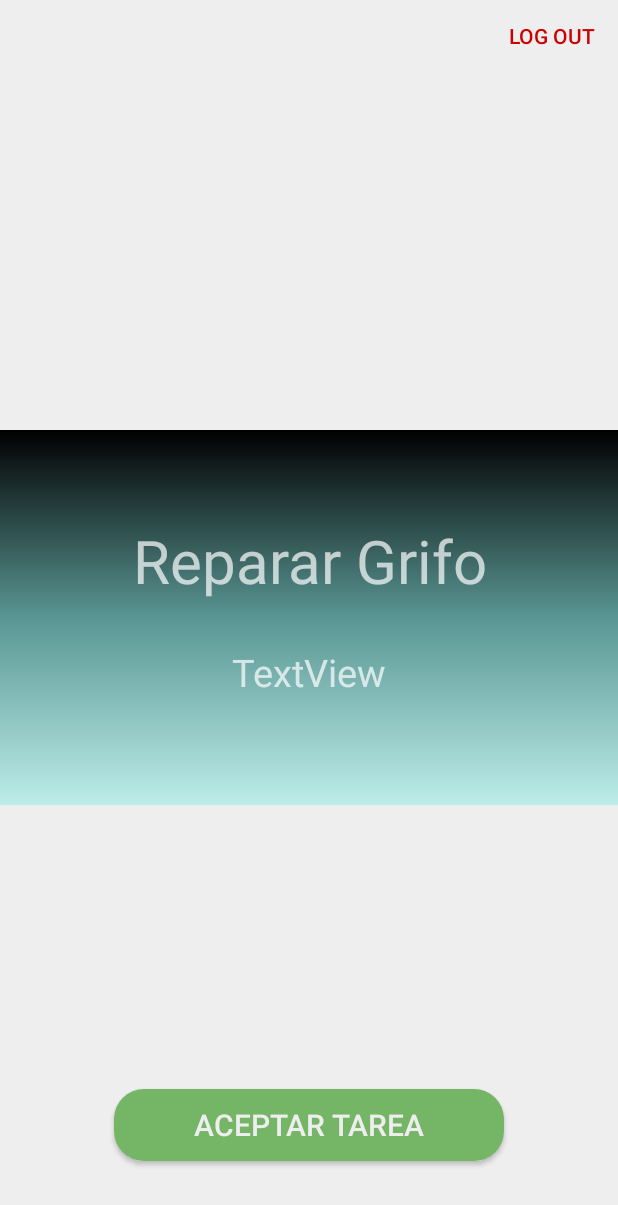
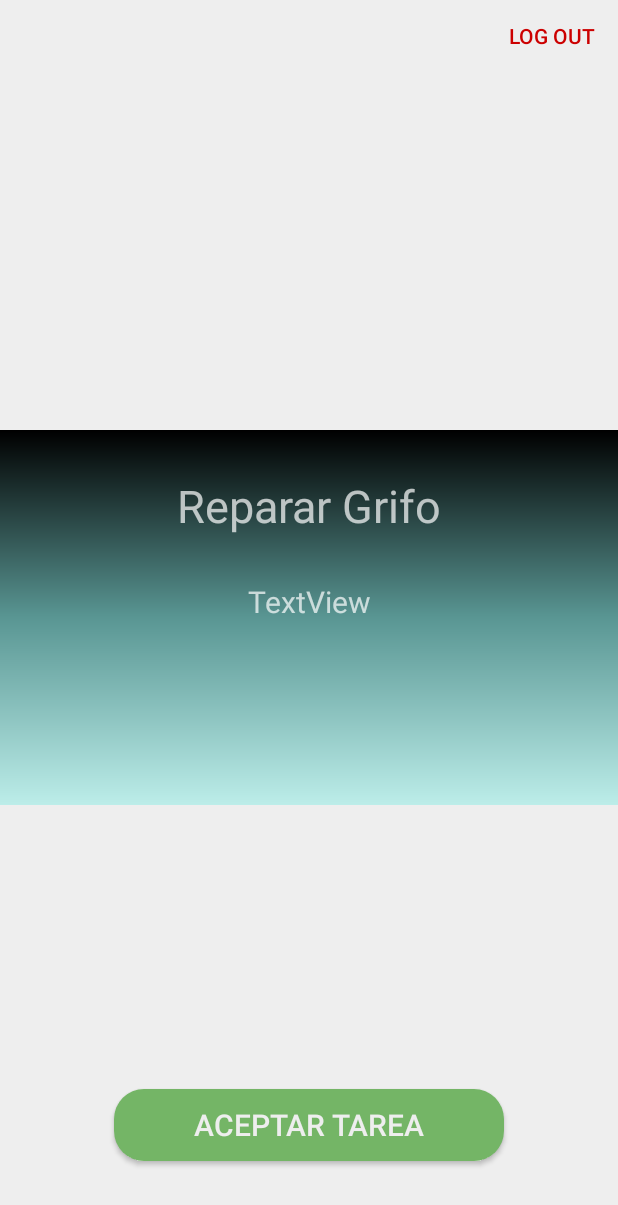
Before and after one commit to Abensab/WatchNextApp, an Android app: the layout activity_aceptar_tarea.xml on its own in the app's theme, with its tools: preview values and no code run, on a phone screen of 412 x 824 dp. Shown: the top 1205 px of the screen. Run offline under Robolectric (Android 15) with nearby library versions, the light colour scheme and no system bars.

Commit message:
texto más pequeño vista aceptar_tarea

```diff
--- a/app/src/main/res/layout/activity_aceptar_tarea.xml
+++ b/app/src/main/res/layout/activity_aceptar_tarea.xml
@@ -10,7 +10,7 @@
     <TextView
         android:id="@+id/time_textView"
         android:layout_width="260dp"
-        android:layout_height="130dp"
+        android:layout_height="100dp"
         android:layout_alignParentTop="true"
         android:layout_centerHorizontal="true"
         android:layout_marginTop="30dp"
@@ -32,10 +32,10 @@
             android:layout_height="wrap_content"
             android:layout_alignParentStart="true"
             android:layout_alignParentTop="true"
-            android:layout_marginTop="60dp"
+            android:layout_marginTop="30dp"
             android:text="Reparar Grifo"
             android:textAlignment="center"
-            android:textSize="40sp" />
+            android:textSize="30sp" />
 
         <TextView
             android:id="@+id/duracionTarea_textView"
@@ -46,7 +46,7 @@
             android:text="TextView"
             android:layout_below="@+id/nombreTarea_textView"
             android:layout_marginTop="30dp"
-            android:textSize="25sp"/>
+            android:textSize="20sp"/>
 
     </RelativeLayout>
 
```
